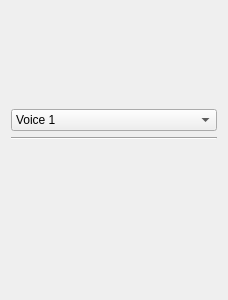
This is shapes/musicshape/dialogs/SimpleEntryWidget.ui in KDE/calligra as Qt 5 draws it before an edit. The edited form follows.
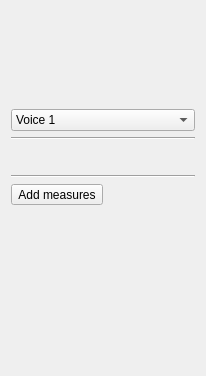
This is the edited form.

Commit message: make it possible to append new measures

```diff
--- a/shapes/musicshape/dialogs/SimpleEntryWidget.ui
+++ b/shapes/musicshape/dialogs/SimpleEntryWidget.ui
@@ -5,8 +5,8 @@
    <rect>
     <x>0</x>
     <y>0</y>
-    <width>228</width>
-    <height>300</height>
+    <width>206</width>
+    <height>376</height>
    </rect>
   </property>
   <property name="windowTitle" >
@@ -299,6 +299,40 @@
      </item>
     </layout>
    </item>
+   <item>
+    <widget class="Line" name="line_2" >
+     <property name="orientation" >
+      <enum>Qt::Horizontal</enum>
+     </property>
+    </widget>
+   </item>
+   <item>
+    <layout class="QHBoxLayout" >
+     <item>
+      <widget class="QToolButton" name="addBarsButton" >
+       <property name="text" >
+        <string>Add measures</string>
+       </property>
+       <property name="toolButtonStyle" >
+        <enum>Qt::ToolButtonTextBesideIcon</enum>
+       </property>
+      </widget>
+     </item>
+     <item>
+      <spacer>
+       <property name="orientation" >
+        <enum>Qt::Horizontal</enum>
+       </property>
+       <property name="sizeHint" >
+        <size>
+         <width>40</width>
+         <height>20</height>
+        </size>
+       </property>
+      </spacer>
+     </item>
+    </layout>
+   </item>
    <item>
     <spacer>
      <property name="orientation" >
@@ -306,8 +340,8 @@
      </property>
      <property name="sizeHint" >
       <size>
-       <width>20</width>
-       <height>71</height>
+       <width>182</width>
+       <height>81</height>
       </size>
      </property>
     </spacer>
```
The commit also changes 6 other files.
